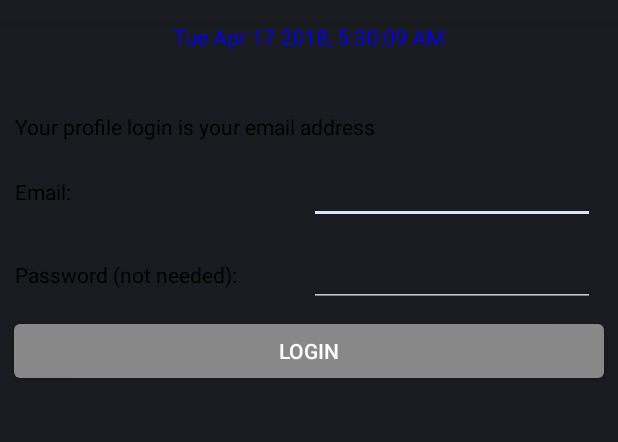
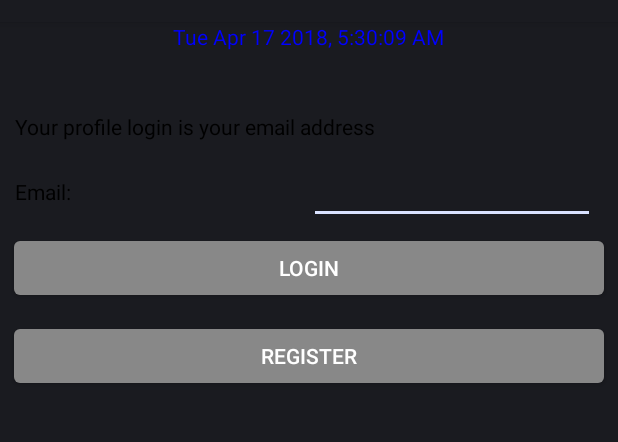
Before and after one commit to jensiegel3/TermProject, an Android app: the screen it shows after launch (Login), after a tap on "LOGIN", on a phone screen of 412 x 824 dp, the part 62-504 px from its top. Run offline under Robolectric (Android 15) with nearby library versions, the phone set to English and light mode, and no system bars; 4 statements that could not run were skipped.

Commit message:
4/17 - Added SQL Constants so SQLite code can be added to required activities with minimal coding. Added Register button. Register button will not work if profile already exists. Login button will not create new profile automatically.
4/5 - Activity no longer crashing - have to add login functionality

4/4 - My activity is crashing, I have some troubleshooting to do.

3/25 - Added Login layout, login menu button - no functionality yet

```diff
--- a/app/src/main/AndroidManifest.xml
+++ b/app/src/main/AndroidManifest.xml
@@ -25,11 +25,11 @@
         <!-- Google Maps keys (debug.keystore-based ones for now) -->
         <!-- Anton:     AIzaSyCxrNFRL-zQJibcZ8l3TcxiMQlg5vadY5Q -->
         <!-- Jen:       AIzaSyBHfqtk-0Ibm8TfDSZkjVTe5agXV6eN7Gc -->
-        <!-- Dana:      AIzaSyAmmMM9SZlaCu3_wCjU-j6TW_7NqaUmWCE -->
+        <!-- Dana:      Laptop: AIzaSyAmmMM9SZlaCu3_wCjU-j6TW_7NqaUmWCE  PC: AIzaSyAvOsLG9gDX1PdwkD__pGHQlLuEKgstVvg-->
         <!-- Miles:     mileskey -->
         <meta-data
             android:name="com.google.android.geo.API_KEY"
-            android:value="AIzaSyAmmMM9SZlaCu3_wCjU-j6TW_7NqaUmWCE" />
+            android:value="AIzaSyAvOsLG9gDX1PdwkD__pGHQlLuEKgstVvg" />
 
         <activity android:name=".Login">
             <intent-filter>
--- a/app/src/main/java/com/example/jennifersiegel/termproject/Login.java
+++ b/app/src/main/java/com/example/jennifersiegel/termproject/Login.java
@@ -20,24 +20,15 @@ import android.widget.Toast;
 public class Login extends Activity {
 
     private Button login;
+    private Button createNew;
     private TextView text;
     private EditText loginName;
     private SQLiteDatabase db;
     private ContentValues values;
     private Cursor cursor;
-    private int idKey;
 
-    public static final String DATABASE_NAME = "users.db";
-    public static final int DATABASE_VERSION = 1;
-    public static final String TABLE_NAME = "registeredUsers";
-    public static final String KEY_NAME = "email";
-    public static final String KEY_Q = "points";
-    public static final String KEY_ID = "id integer primary key autoincrement";
-    public static final String CREATE_TABLE = "CREATE TABLE registeredUsers ("
-            + KEY_ID + "," + KEY_NAME + " text,"
-            + KEY_Q + " integer);";
-
-    private final String create = CREATE_TABLE;
+// This variable used only when creating a new table
+    private final String create = SQLConstants.CREATE_TABLE;
 
     @Override
     public void onCreate(Bundle savedInstanceState) {
@@ -46,69 +37,68 @@ public class Login extends Activity {
 
         // Button to initiate login check
         login = (Button) findViewById(R.id.login);
+        createNew = (Button) findViewById(R.id.createNew);
 
         text = (TextView) findViewById(R.id.loginResult);
         loginName = (EditText) findViewById(R.id.profileId);
 
         // create database and table
-        db = openOrCreateDatabase(DATABASE_NAME,
+        db = openOrCreateDatabase(SQLConstants.DATABASE_NAME,
                 Context.MODE_PRIVATE, null);
 
-        db.execSQL("DROP TABLE IF EXISTS " + TABLE_NAME);
-        db.execSQL(create);
-
+// remove code to keep database static
+        // db.execSQL("DROP TABLE IF EXISTS " + TABLE_NAME);
+        // db.execSQL(create);
 
         // check if records exist
         // insert records
-        values = new ContentValues();
-        values.put(KEY_NAME, "danafshay@gmail.com".toUpperCase());
-        values.put(KEY_Q, 4);
-        db.insert(TABLE_NAME, null, values);
+        if (!logInCheck("danafshay@gmail.com")){
+            createProfile("danafshay@gmail.com", 9);
+            displayProfile("danafshay@gmail.com");
+        }
 
+        if (!logInCheck("antonbagayev@gmail.com")) {
+            createProfile("antonbagayev@gmail.com", 23);
+            displayProfile("antonbagayev@gmail.com");
+        }
 
-        values = new ContentValues();
-        values.put(KEY_NAME, "antonbagayev@gmail.com".toUpperCase());
-        values.put(KEY_Q, 23);
-        db.insert(TABLE_NAME, null, values);
+        if (!logInCheck("jensiegel3@gmail.com")){
+            createProfile("jensiegel3@gmail.com", 13);
+            displayProfile("jensiegel3@gmail.com");
+        }
 
-        values = new ContentValues();
-        values.put(KEY_NAME, "jensiegel3@gmail.com".toUpperCase());
-        values.put(KEY_Q, 13);
-        db.insert(TABLE_NAME, null, values);
-
-        values = new ContentValues();
-        values.put(KEY_NAME, "mileskap@gmail.com".toUpperCase());
-        values.put(KEY_Q, 37);
-        db.insert(TABLE_NAME, null, values);
-
-
-
-        //insert a record with SQL
-        //db.execSQL("INSERT INTO" + TABLE_NAME + "(" + KEY_NAME + ", " + KEY_Q + ") VALUES(" + loginName + ",0);");
-
-        // query table and set sort order
-        /*
-        cursor = db.query(TABLE_NAME, new String[]{KEY_NAME, KEY_Q}, null, null, null, null, KEY_Q);
-        while (cursor.moveToNext()) {
-            String str = cursor.getString(cursor.getColumnIndex(KEY_NAME));
-            int count = cursor.getInt(cursor.getColumnIndex(KEY_Q));
-            text.append(str + " " + Integer.toString(count) + "\n");
-        }
-        */
+        if (!logInCheck("mileskap@gmail.com")){
+            createProfile("mileskap@gmail.com", 37);
+            displayProfile("mileskap@gmail.com");
+       }
 
         // LogIn button listener
         login.setOnClickListener(new View.OnClickListener() {
             public void onClick(View v){
-
                 String s = loginName.getText().toString().toUpperCase();
 
                 if (logInCheck(s)) {
                     Toast.makeText(getApplicationContext(), "Found Profile", Toast.LENGTH_LONG).show();
+                    displayProfile(s);
                 }
                 else {
                     Toast.makeText(getApplicationContext(), "No Profile Found", Toast.LENGTH_LONG).show();
-                    // make create button separate from login button
-                    Toast.makeText(getApplicationContext(), "New Profile Generated", Toast.LENGTH_LONG).show();
+                }
+            }
+        });
+
+        // Create Profile button listener
+        createNew.setOnClickListener(new View.OnClickListener(){
+            public void onClick(View v){
+                String s = loginName.getText().toString().toUpperCase();
+
+                if (logInCheck(s)){
+                    Toast.makeText(getApplicationContext(), "Profile Already Exists", Toast.LENGTH_LONG).show();
+                }
+                else {
+                    createProfile(s,0);
+                    Toast.makeText(getApplicationContext(), "Profile Created", Toast.LENGTH_LONG).show();
+                    displayProfile(s);
                 }
             }
         });
@@ -117,30 +107,38 @@ public class Login extends Activity {
     // Login Check method
     public boolean logInCheck (String login){
         boolean result = false;
-        String whereClause = KEY_NAME + "= ?";
-        String[] emailLogin = new String[] {login};
+        String whereClause = SQLConstants.KEY_NAME + "= ?";
+        String[] emailLogin = new String[] {login.toUpperCase()};
+        cursor = db.query(SQLConstants.TABLE_NAME, new String[]{/*KEY_ID,*/ SQLConstants.KEY_NAME,
+                SQLConstants.KEY_Q}, whereClause, emailLogin,
+                null, null, null);
+        // check for profile and write contents of Cursor to screen
+        if (cursor.moveToNext()) result = true;
+        return result;
+    }
 
-        cursor = db.query(TABLE_NAME, new String[]{/*KEY_ID,*/ KEY_NAME, KEY_Q}, whereClause, emailLogin,null, null, null);
+    // Create Profile method
+    public void createProfile (String login, int points) {
+        // set profile with points passed
+        values = new ContentValues();
+        values.put(SQLConstants.KEY_NAME, login.toUpperCase());
+        values.put(SQLConstants.KEY_Q, points);
+        db.insert(SQLConstants.TABLE_NAME, null, values);
+    }
 
-        // check for profile and write contents of Cursor to screen
+    // Display profile information to TextView box
+    public void displayProfile (String login) {
+        String whereClause = SQLConstants.KEY_NAME + "= ?";
+        String[] emailLogin = new String[]{login.toUpperCase()};
+        cursor = db.query(SQLConstants.TABLE_NAME, new String[]{SQLConstants.KEY_NAME, SQLConstants.KEY_Q},
+                whereClause, emailLogin,
+                null, null, null);
+
         while (cursor.moveToNext()) {
-            result = true;
-            //idKey = cursor.getInt(cursor.getColumnIndex(KEY_ID));
-            String str = cursor.getString(cursor.getColumnIndex(KEY_NAME));
-            int count = cursor.getInt(cursor.getColumnIndex(KEY_Q));
-            text.append(
-//                    Integer.toString(idKey) + " " +
-                            str + " " + Integer.toString(count) + "\n");
+            String str = cursor.getString(cursor.getColumnIndex(SQLConstants.KEY_NAME));
+            int count = cursor.getInt(cursor.getColumnIndex(SQLConstants.KEY_Q));
+            text.append(str + " " + Integer.toString(count) + "\n");
         }
-
-        if (result == false) {
-            // set profile with 0 points
-            values = new ContentValues();
-            values.put(KEY_NAME, login.toUpperCase());
-            values.put(KEY_Q, 0);
-            db.insert(TABLE_NAME, null, values);
-        }
-        return result;
     }
 
     // close database
--- /dev/null
+++ b/app/src/main/java/com/example/jennifersiegel/termproject/SQLConstants.java
@@ -0,0 +1,17 @@
+package com.example.jennifersiegel.termproject;
+
+/**
+ * Created by Dana on 4/17/2018.
+ */
+
+public class SQLConstants {
+    public static final String DATABASE_NAME = "users.db";
+    public static final int DATABASE_VERSION = 1;
+    public static final String TABLE_NAME = "registeredUsers";
+    public static final String KEY_NAME = "email";
+    public static final String KEY_Q = "points";
+    public static final String KEY_ID = "id integer primary key autoincrement";
+    public static final String CREATE_TABLE = "CREATE TABLE registeredUsers ("
+            + SQLConstants.KEY_ID + "," + SQLConstants.KEY_NAME + " text,"
+            + SQLConstants.KEY_Q + " integer);";
+}
--- a/app/src/main/res/layout/activity_login.xml
+++ b/app/src/main/res/layout/activity_login.xml
@@ -59,33 +59,7 @@
 
     </LinearLayout>
 
-    <LinearLayout
-        android:layout_width="match_parent"
-        android:layout_height="wrap_content"
-        android:orientation="horizontal"
-        android:paddingTop="10dp"
-        android:paddingRight="10dp"
-        android:paddingLeft="10dp">
 
-        <TextView
-            android:layout_width="match_parent"
-            android:layout_height="wrap_content"
-            android:layout_marginRight="5dp"
-            android:layout_weight="1"
-            android:gravity="left"
-            android:textColor="#000000"
-            android:text="Password (not needed): " />
-
-        <EditText
-            android:id="@+id/profilePw"
-            android:layout_width="match_parent"
-            android:layout_height="wrap_content"
-            android:layout_marginRight="5dp"
-            android:layout_weight="1"
-            android:gravity="left"
-            android:textColor="#000000" />
-
-    </LinearLayout>
 
     <Button
         android:id="@+id/login"
@@ -96,6 +70,16 @@
         android:textColor="#FFFFFFFF"
         android:layout_margin="5dp"
         android:text="Login" />
+
+    <Button
+        android:id="@+id/createNew"
+        android:layout_width="match_parent"
+        android:layout_height="wrap_content"
+        android:gravity="center"
+        android:backgroundTint="#888888"
+        android:textColor="#FFFFFFFF"
+        android:layout_margin="5dp"
+        android:text="Register" />
 
     <TextView
         android:id="@+id/loginResult"
```
